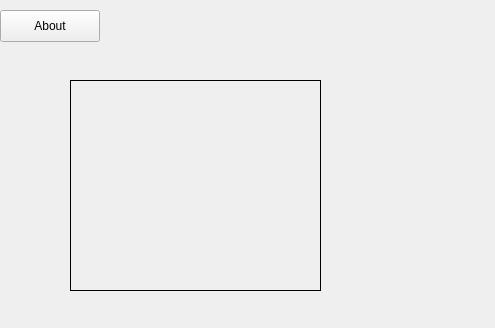
This is qt/QtSide6/exam07_dlg/layout_main.ui in gbox3d/python_study as Qt 5 draws it before an edit. The edited form follows.
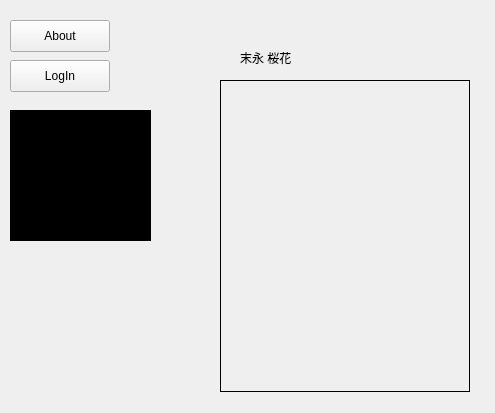
This is the edited form.

What changed in the file:
```diff
--- a/qt/QtSide6/exam07_dlg/layout_main.ui
+++ b/qt/QtSide6/exam07_dlg/layout_main.ui
@@ -7,7 +7,7 @@
     <x>0</x>
     <y>0</y>
     <width>495</width>
-    <height>328</height>
+    <height>413</height>
    </rect>
   </property>
   <property name="windowTitle">
@@ -16,8 +16,8 @@
   <widget class="QPushButton" name="btnAbout">
    <property name="geometry">
     <rect>
-     <x>0</x>
-     <y>10</y>
+     <x>10</x>
+     <y>20</y>
      <width>100</width>
      <height>32</height>
     </rect>
@@ -29,16 +29,62 @@
   <widget class="QWidget" name="widgetImg" native="true">
    <property name="geometry">
     <rect>
-     <x>70</x>
+     <x>220</x>
      <y>80</y>
-     <width>251</width>
-     <height>211</height>
+     <width>250</width>
+     <height>312</height>
     </rect>
    </property>
    <property name="styleSheet">
     <string notr="true">border : 1px solid black</string>
    </property>
   </widget>
+  <widget class="QLabel" name="label">
+   <property name="geometry">
+    <rect>
+     <x>240</x>
+     <y>50</y>
+     <width>81</width>
+     <height>16</height>
+    </rect>
+   </property>
+   <property name="text">
+    <string>末永 桜花</string>
+   </property>
+  </widget>
+  <widget class="QPushButton" name="btnLogin">
+   <property name="geometry">
+    <rect>
+     <x>10</x>
+     <y>60</y>
+     <width>100</width>
+     <height>32</height>
+    </rect>
+   </property>
+   <property name="text">
+    <string>LogIn</string>
+   </property>
+  </widget>
+  <widget class="QLabel" name="lbOutput">
+   <property name="geometry">
+    <rect>
+     <x>10</x>
+     <y>110</y>
+     <width>141</width>
+     <height>131</height>
+    </rect>
+   </property>
+   <property name="styleSheet">
+    <string notr="true">background-color : black;
+color : green;</string>
+   </property>
+   <property name="text">
+    <string/>
+   </property>
+   <property name="alignment">
+    <set>Qt::AlignmentFlag::AlignLeading|Qt::AlignmentFlag::AlignLeft|Qt::AlignmentFlag::AlignTop</set>
+   </property>
+  </widget>
  </widget>
  <resources/>
  <connections/>
```
